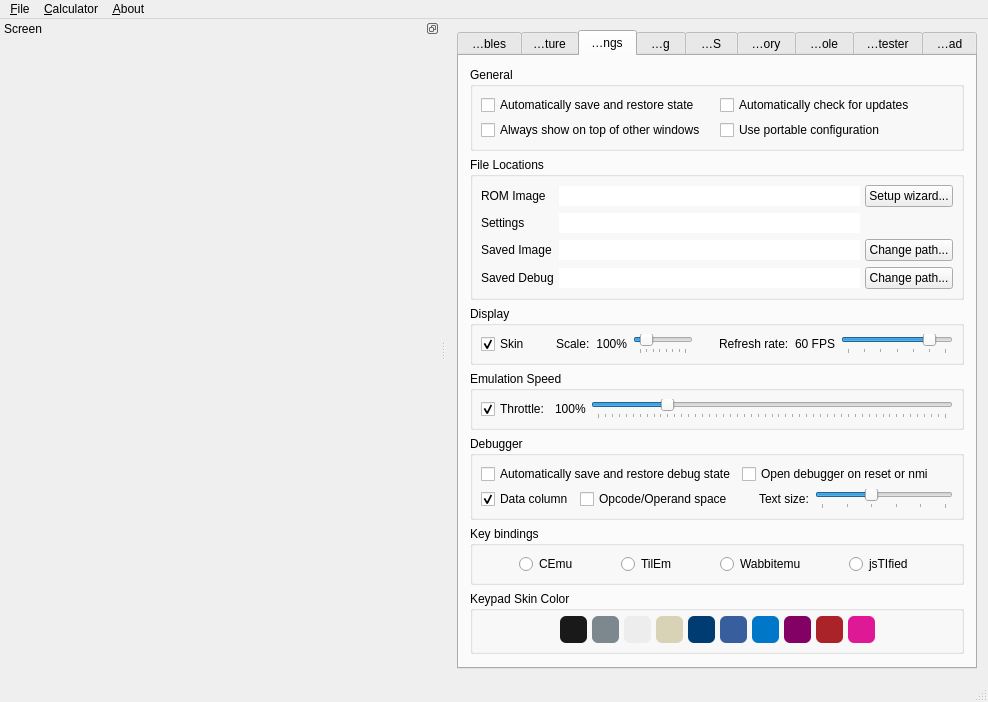
This is gui/qt/mainwindow.ui in CE-Programming/CEmu as Qt 5 draws it before an edit. The edited form follows.
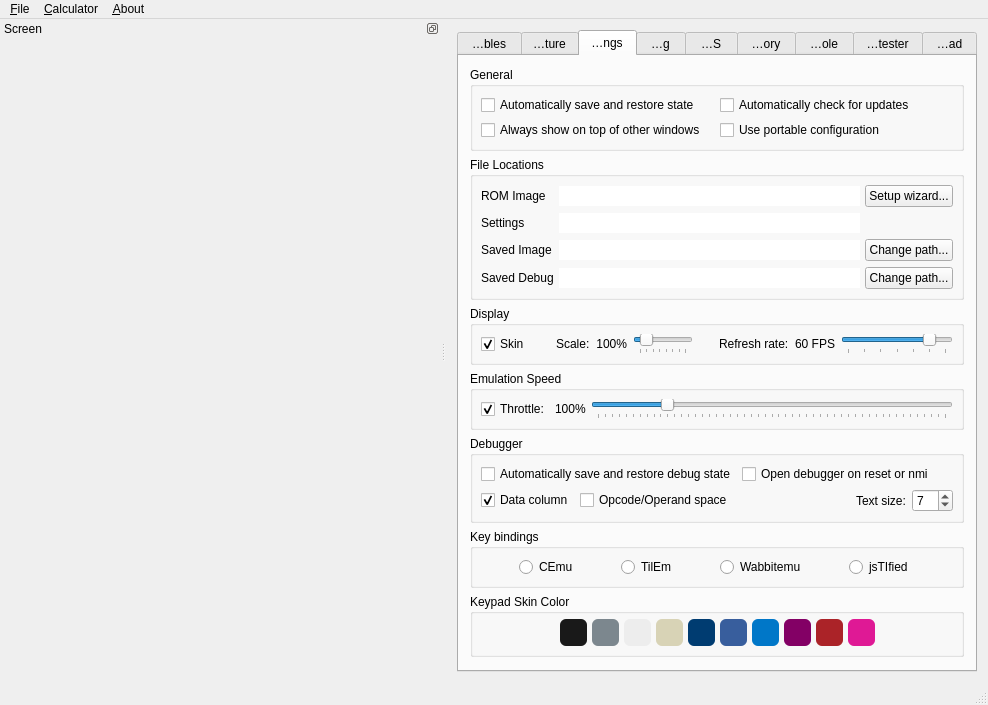
This is the edited form. Icons and pictures are not drawn. Custom widgets are drawn as their Qt base class.

```diff
--- a/gui/qt/mainwindow.ui
+++ b/gui/qt/mainwindow.ui
@@ -1071,36 +1071,15 @@
               </widget>
              </item>
              <item>
-              <widget class="QSlider" name="textSizeSlider">
-               <property name="sizePolicy">
-                <sizepolicy hsizetype="Expanding" vsizetype="Fixed">
-                 <horstretch>1</horstretch>
-                 <verstretch>0</verstretch>
-                </sizepolicy>
-               </property>
-               <property name="toolTip">
-                <string/>
-               </property>
+              <widget class="QSpinBox" name="textSize">
                <property name="minimum">
                 <number>5</number>
                </property>
                <property name="maximum">
                 <number>15</number>
                </property>
-               <property name="pageStep">
-                <number>2</number>
-               </property>
                <property name="value">
-                <number>9</number>
-               </property>
-               <property name="orientation">
-                <enum>Qt::Horizontal</enum>
-               </property>
-               <property name="tickPosition">
-                <enum>QSlider::TicksBelow</enum>
-               </property>
-               <property name="tickInterval">
-                <number>0</number>
+                <number>7</number>
                </property>
               </widget>
              </item>
```
